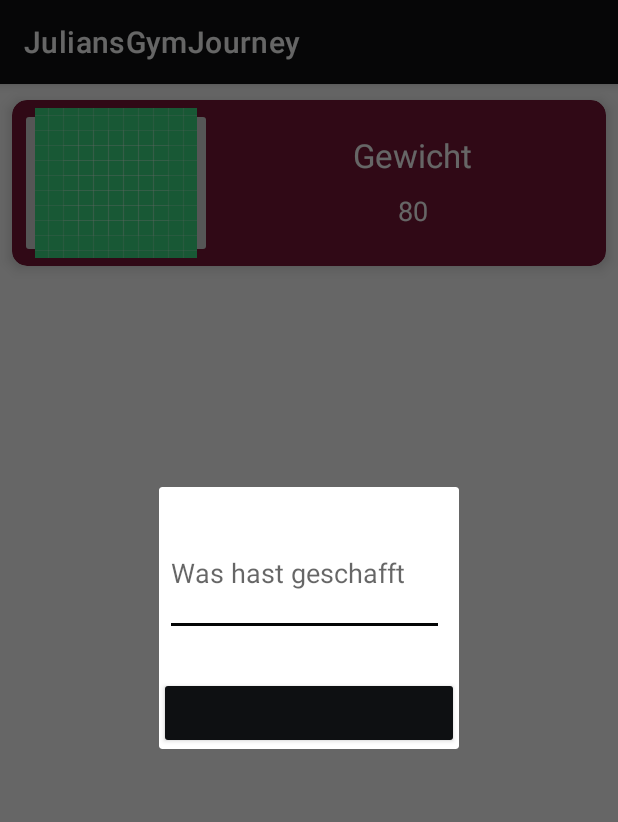
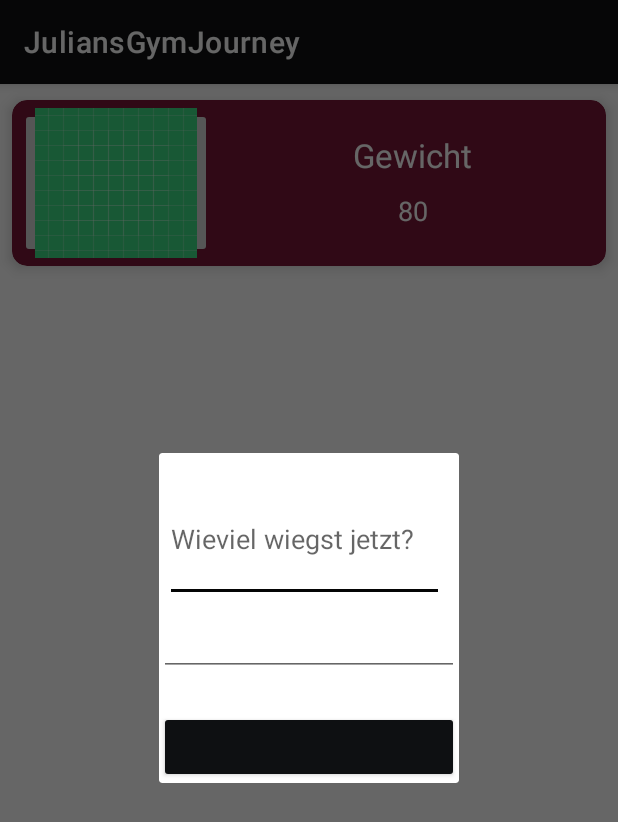
Before and after one commit to juhotter/TrackingApp, an Android app: the PersonalActivity screen opened directly, with no data from a screen before it, after a tap on an icon or button, on a phone screen of 412 x 824 dp. Shown: the top 822 px of the screen. Run offline under Robolectric (Android 15) with nearby library versions, the phone set to English and light mode, and no system bars.

Commit message:
make PAL

```diff
--- a/app/src/main/java/com/example/trackingapp/MainActivity.java
+++ b/app/src/main/java/com/example/trackingapp/MainActivity.java
@@ -44,6 +44,9 @@ public class MainActivity extends AppCompatActivity  {
     protected void onCreate(Bundle savedInstanceState) {
         super.onCreate(savedInstanceState);
         setContentView(R.layout.activity_main);
+
+
+
 
         db2 = new DatabaseHandler(this);
 
--- a/app/src/main/java/com/example/trackingapp/PersonalActivity.java
+++ b/app/src/main/java/com/example/trackingapp/PersonalActivity.java
@@ -7,13 +7,23 @@ import android.content.Intent;
 import android.content.SharedPreferences;
 import android.os.Bundle;
 import android.view.View;
+import android.widget.ArrayAdapter;
+import android.widget.AutoCompleteTextView;
 import android.widget.Button;
 import android.widget.EditText;
 import android.widget.ImageButton;
 import android.widget.TextView;
 import android.widget.Toast;
 
+import java.util.ArrayList;
+import java.util.List;
+
+
 public class PersonalActivity extends AppCompatActivity {
+
+    AutoCompleteTextView acTextView;
+
+    ArrayList<String> auswahlDopDown = new ArrayList<String>();
 
     @Override
     protected void onCreate(Bundle savedInstanceState) {
@@ -22,6 +32,21 @@ public class PersonalActivity extends AppCompatActivity {
 
 //dummy data for begining
         MainActivity.db2.addPerson(new Person("julian",80,100,100,100));
+
+
+/*
+////iwas da geht nid und i weiß ned was
+        auswahlDopDown.add("test");
+        ArrayAdapter<String> adapter2 = new ArrayAdapter<String>(this,android.R.layout.select_dialog_singlechoice,auswahlDopDown);
+        acTextView = (AutoCompleteTextView) findViewById(R.id.languages);
+        //Set the number of characters the user must type before the drop down list is shown
+        acTextView.setAdapter(adapter2);
+        acTextView.setThreshold(0);
+        //Set the adapter
+        String welcheActivity = acTextView.getText().toString();
+*/
+
+
 
 
 
@@ -35,11 +60,10 @@ public class PersonalActivity extends AppCompatActivity {
 
 
 
-
-
         final ImageButton GewichtändernButton = findViewById(R.id.imageView);
         GewichtändernButton.setOnClickListener(new View.OnClickListener() {
             public void onClick(View v) {
+
 
 
                 //make the pop up fenster
@@ -49,14 +73,27 @@ public class PersonalActivity extends AppCompatActivity {
 
 
 
+
+
+
+
+
                 dialogButton2.setOnClickListener(new View.OnClickListener() {
                     @Override
                     public void onClick(View v) {
 
-                        //eingegeben Text holen
+                        //eingegeben Text holen FÜR WEIGHT
                         View parentView = (View) v.getParent();
                         EditText et = (EditText)parentView.findViewById(R.id.neuesGewicht);
                         String text1 = et.getText().toString();
+
+
+
+
+
+
+
+
 
 
                         //alte person rausholen
--- a/app/src/main/res/layout/popup_window3.xml
+++ b/app/src/main/res/layout/popup_window3.xml
@@ -12,8 +12,13 @@
         android:layout_marginTop="16dp"
         android:layout_marginRight="4dp"
         android:layout_marginBottom="4dp"
-        android:hint="Was hast geschafft"
+        android:hint="Wieviel wiegst jetzt?"
         android:inputType="text" />
+
+    <AutoCompleteTextView
+        android:id="@+id/languages"
+        android:layout_width="fill_parent"
+        android:layout_height="wrap_content"></AutoCompleteTextView>
 
 
     <Button
```
